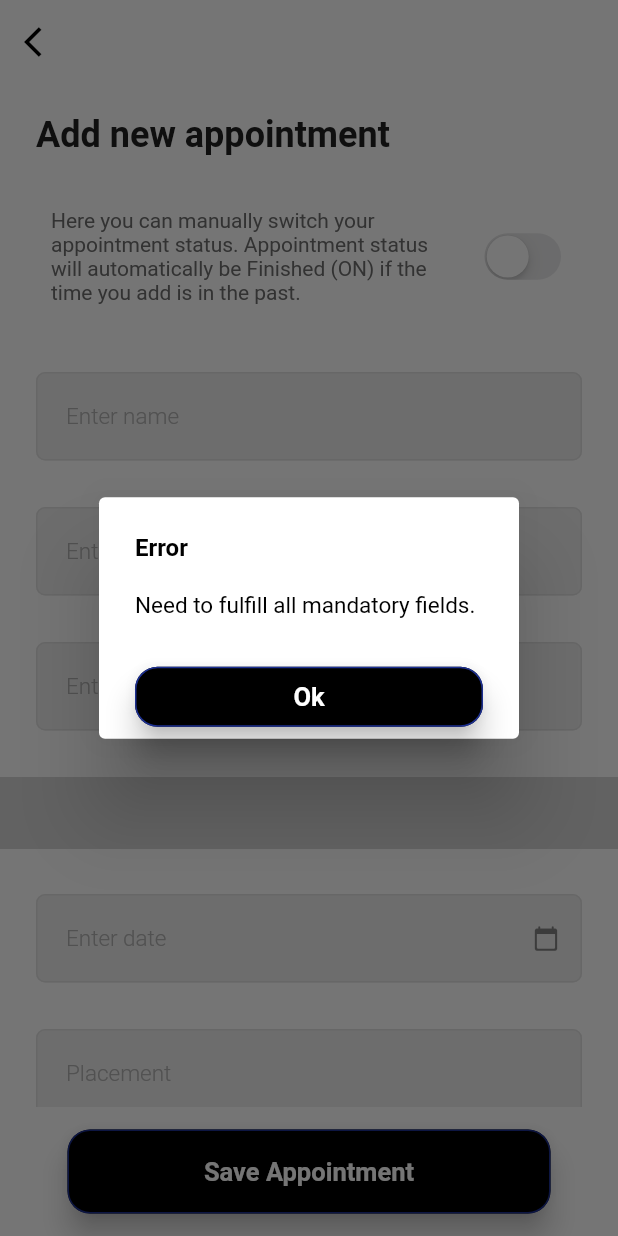
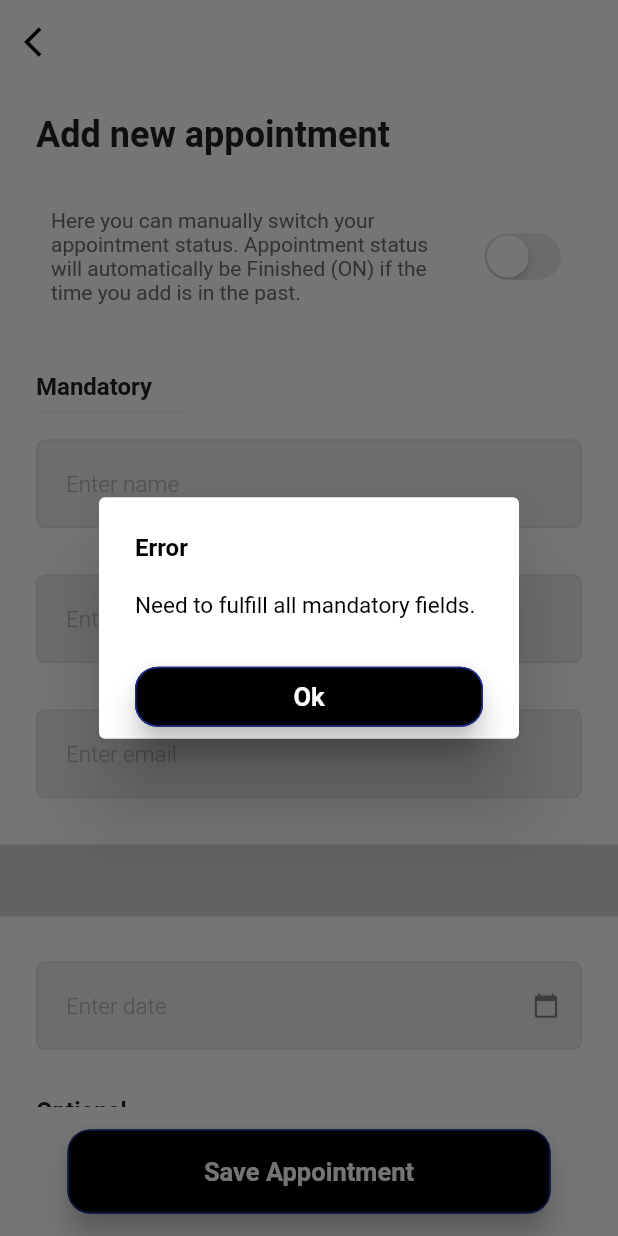
Before and after one commit to Danis96/djudjo_scheduler, a Flutter app: the NewAppointmentPage screen opened directly, after a tap on "Save Appointment", on a phone screen of 412 x 824 dp. Run offline on Flutter 3.47's test engine with Material 2 defaults, Android fonts, the phone set to English and light mode, and no system bars; our stand-ins replace cloud_firestore, firebase_auth, firebase_core, firebase_crashlytics, flutter_custom_clippers, flutter_secure_storage and 5 more; missing offline and left inert: time_range; accounts and stored records are empty; Roboto replaces fonts that are missing (SourceSansPro).

Commit message:
imrpovement optional mandatory - add new appointment

```diff
--- a/lib/app/providers/appointment_provider/appointment_provider.dart
+++ b/lib/app/providers/appointment_provider/appointment_provider.dart
@@ -75,7 +75,6 @@ class AppointmentProvider extends ChangeNotifier {
 
   void setAppointmentFinished(bool value) {
     appointmentFinished = value;
-    print('appointmentConfirmed $value');
     notifyListeners();
   }
 
--- a/lib/app/utils/bottom_navigation_helper.dart
+++ b/lib/app/utils/bottom_navigation_helper.dart
@@ -1,4 +1,3 @@
-import 'package:djudjo_scheduler/routing/routes.dart';
 import 'package:flutter/material.dart';
 import '../../widgets/bottom_navigation_bar/custom_bottom_navigation_bar.dart';
 import '../view/bottom_navigation_bar/bottom_navigation_page.dart';
--- a/lib/app/utils/language_strings.dart
+++ b/lib/app/utils/language_strings.dart
@@ -40,6 +40,18 @@ class Language {
   static const String ana_email_hint = 'Enter email';
   static const String ana_time_hint = 'Enter time range';
   static const String ana_date_hint = 'Enter date';
+  static const String ana_placement_hint = 'Placement';
+  static const String ana_description_hint = 'Placement';
+  static const String ana_size_hint = 'Size';
+  static const String ana_from_time = 'From';
+  static const String ana_to_time = 'To';
+  static const String ana_img = 'Upload image';
+  static const String ana_button = 'Save Appointment';
+  static const String ana_choose_date = 'Choose date';
+  static const String ana_success_title = 'You have successfully added an appointment.';
+  static const String ana_manually_finished = 'Here you can manually switch your appointment status. Appointment status will automatically be Finished (ON) if the time you add is in the past.';
+  static const String ana_mandatory_title = 'Mandatory';
+  static const String ana_optional_title = 'Optional';
 
 
 
--- a/lib/app/utils/string_extensions.dart
+++ b/lib/app/utils/string_extensions.dart
@@ -1,8 +1,5 @@
 extension StringAdditions on String {
-
-
   String returnSplittedTime() {
     return split('(')[1].split(')')[0];
   }
-
 }
--- a/lib/app/view/add_new_appointment/add_new_appointment.dart
+++ b/lib/app/view/add_new_appointment/add_new_appointment.dart
@@ -16,14 +16,9 @@ import '../../../widgets/app_bars/common_app_bar.dart';
 import '../../../widgets/text_fields/custom_text_form_field.dart';
 import '../../utils/language_strings.dart';
 
-class NewAppointmentPage extends StatefulWidget {
-  const NewAppointmentPage();
+class NewAppointmentPage extends StatelessWidget {
 
-  @override
-  State<NewAppointmentPage> createState() => _NewAppointmentPageState();
-}
 
-class _NewAppointmentPageState extends State<NewAppointmentPage> {
   @override
   Widget build(BuildContext context) {
     return Scaffold(appBar: _buildAppBar(context), body: _buildBody(context), bottomNavigationBar: _buildBottomBar(context));
@@ -73,21 +68,56 @@ class _NewAppointmentPageState extends State<NewAppointmentPage> {
         children: <Widget>[
           _buildIsFinishedSwitch(context),
           const SizedBox(height: 20),
+          _buildMandatoryFields(context),
+          _buildOptionalFields(context),
+        ],
+      ),
+    );
+  }
+
+  Widget _buildMandatoryFields(BuildContext context) {
+    return Column(
+      crossAxisAlignment: CrossAxisAlignment.start,
+      children: <Widget>[
+        Padding(
+          padding: const EdgeInsets.symmetric(horizontal: 24),
+          child: Text(Language.ana_mandatory_title, style: Theme.of(context).textTheme.displayMedium),
+        ),
+        _buildDivider(context),
+        const SizedBox(height: 10),
         _buildNameField(context),
         _buildPhoneField(context),
         _buildEmailField(context),
         _buildTimeField(context),
         const SizedBox(height: 30),
         _buildDateField(context),
+      ],
+    );
+  }
+
+  Widget _buildOptionalFields(BuildContext context) {
+    return Column(
+      crossAxisAlignment: CrossAxisAlignment.start,
+      children: <Widget>[
+        Padding(
+          padding: const EdgeInsets.symmetric(horizontal: 24),
+          child: Text(Language.ana_optional_title, style: Theme.of(context).textTheme.displayMedium),
+        ),
+        _buildDivider(context),
+        const SizedBox(height: 10),
         _buildPlacementField(context),
         _buildSizeField(context),
         _buildDescriptionField(context),
         const SizedBox(height: 30),
         _buildUploadImg(context),
       ],
-      ),
     );
   }
+
+  Widget _buildDivider(BuildContext context) => const Padding(
+        padding: EdgeInsets.symmetric(horizontal: 24),
+        child: SizedBox(width: 100, child: Divider()),
+      );
 
   Widget _buildNameField(BuildContext context) {
     return Padding(
@@ -137,8 +167,8 @@ class _NewAppointmentPageState extends State<NewAppointmentPage> {
 
   Widget _buildTimeField(BuildContext context) {
     return TimeRange(
-        fromTitle: Text('From', style: _timeRangeStyle),
-        toTitle: Text('To', style: _timeRangeStyle),
+        fromTitle: Text(Language.ana_from_time, style: _timeRangeStyle),
+        toTitle: Text(Language.ana_to_time, style: _timeRangeStyle),
         titlePadding: 24,
         textStyle: const TextStyle(fontWeight: FontWeight.normal, color: Colors.black87),
         activeTextStyle: const TextStyle(fontWeight: FontWeight.bold, color: Colors.white),
@@ -181,7 +211,7 @@ class _NewAppointmentPageState extends State<NewAppointmentPage> {
       padding: const EdgeInsets.symmetric(horizontal: 24),
       child: CustomTextFormField(
         controller: context.read<AppointmentProvider>().placementController,
-        hintText: 'Placement',
+        hintText: Language.ana_placement_hint,
         key: const Key('ana_placement'),
         onFieldSubmitted: (String? s) {
           FocusScope.of(context).nextFocus();
@@ -195,7 +225,7 @@ class _NewAppointmentPageState extends State<NewAppointmentPage> {
       padding: const EdgeInsets.symmetric(horizontal: 24),
       child: CustomTextFormField(
         controller: context.read<AppointmentProvider>().sizeController,
-        hintText: 'Size',
+        hintText: Language.ana_size_hint,
         key: const Key('ana_size'),
         onFieldSubmitted: (String? s) {
           FocusScope.of(context).nextFocus();
@@ -209,7 +239,7 @@ class _NewAppointmentPageState extends State<NewAppointmentPage> {
       padding: const EdgeInsets.symmetric(horizontal: 24),
       child: CustomTextFormField(
         controller: context.read<AppointmentProvider>().descriptionController,
-        hintText: 'Description',
+        hintText: Language.ana_description_hint,
         type: TextFieldType.textAreaType,
         key: const Key('ana_description'),
         onFieldSubmitted: (String? s) {
@@ -230,8 +260,7 @@ class _NewAppointmentPageState extends State<NewAppointmentPage> {
         removePadding: true,
         switchBool: context.watch<AppointmentProvider>().appointmentFinished,
         switchActiveColor: ColorHelper.black.color,
-        subTitle:
-            'Here you can manually switch your appointment status. Appointment status will automatically be Finished (ON) if the time you add is in the past.',
+        subTitle: Language.ana_manually_finished,
       ),
     );
   }
@@ -247,7 +276,7 @@ class _NewAppointmentPageState extends State<NewAppointmentPage> {
         child: Column(
           children: <Widget>[
             Image.asset('assets/ic_img_upload.png', height: 50),
-            Text('Upload image'),
+            const Text(Language.ana_img),
           ],
         ),
       ),
@@ -263,14 +292,14 @@ class _NewAppointmentPageState extends State<NewAppointmentPage> {
           context.read<AppointmentProvider>().addAppointment().then((String? error) {
             Navigator.of(context).pop();
             if (error != null) {
-              customSimpleDialog(context, title: 'Error', content: error, buttonText: 'Ok');
+              customSimpleDialog(context, title: Language.common_error, content: error, buttonText: Language.common_ok);
             } else {
               context.read<AppointmentProvider>().clearControllers();
               showSuccessModal(context);
             }
           });
         },
-        buttonTitle: 'Save Appointment',
+        buttonTitle: Language.ana_button,
       ),
     );
   }
@@ -288,7 +317,7 @@ class _NewAppointmentPageState extends State<NewAppointmentPage> {
         return ListenableProvider<AppointmentProvider>.value(
           value: context.read<AppointmentProvider>(),
           child: CustomModalSheet(
-            title: 'Choose date',
+            title: Language.ana_choose_date,
             bodyWidget: SfDateRangePicker(
               view: DateRangePickerView.month,
               navigationMode: DateRangePickerNavigationMode.snap,
@@ -328,14 +357,14 @@ class _NewAppointmentPageState extends State<NewAppointmentPage> {
         return ListenableProvider<AppointmentProvider>.value(
           value: context.read<AppointmentProvider>(),
           child: CustomModalSheet(
-            title: 'You have successfully added an appointment.',
+            title: Language.ana_success_title,
             onClosePressed: () => Navigator.of(context).pushNamed(Home),
             bodyWidget: Container(child: Image.asset('assets/ic_logo.png')),
             bottomWidget: CommonButton(
               onPressed: () {
                 Navigator.of(context).pushNamed(Home);
               },
-              buttonTitle: 'Ok',
+              buttonTitle: Language.common_ok,
             ),
           ),
         );
```
Lines whose indentation alone changed are shown as unchanged.
